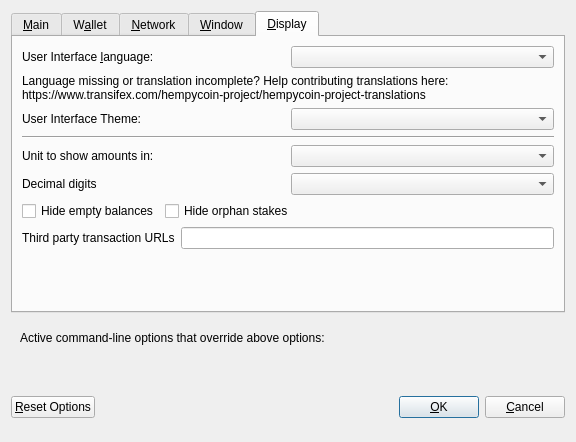
The window that src/qt/forms/optionsdialog.ui (HEMPYCOIN/HYC) describes before a commit, drawn with Qt 5.
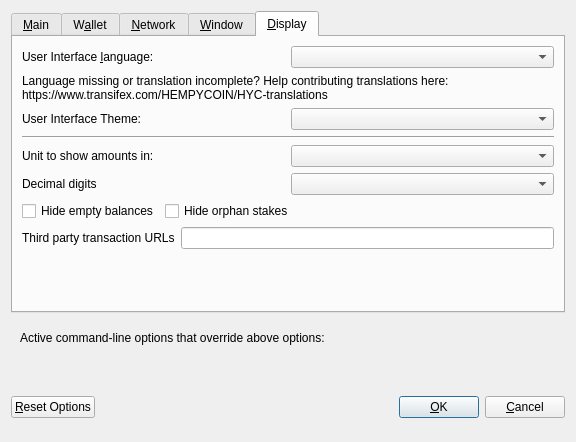
The same window after the commit. The open tabs and pages were chosen to show the change. Custom widgets are drawn as their Qt base class.

```diff
--- a/src/qt/forms/optionsdialog.ui
+++ b/src/qt/forms/optionsdialog.ui
@@ -428,7 +428,7 @@
          </property>
          <property name="text">
           <string>Language missing or translation incomplete? Help contributing translations here:
-https://www.transifex.com/hempycoin-project/hempycoin-project-translations</string>
+https://www.transifex.com/HEMPYCOIN/HYC-translations</string>
          </property>
          <property name="wordWrap">
           <bool>true</bool>
```
